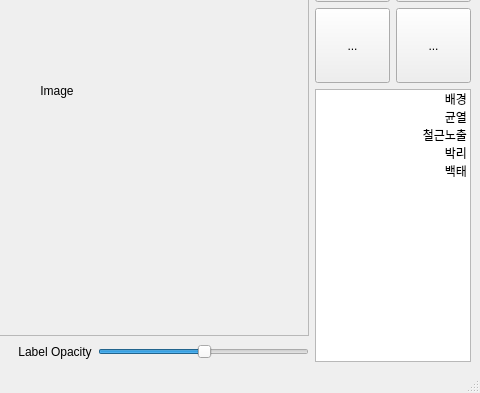
The window that ui_design/mainWindow.ui (HYOJAE15/autolabel) describes before a commit, drawn with Qt 5; both pictures show x 464 to 944 and y 182 to 575 of the 944 by 575 pixel window.
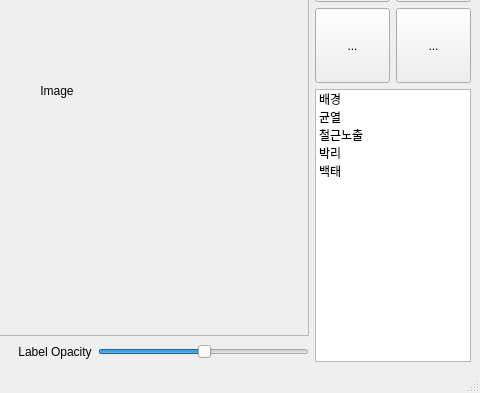
The same window after the commit. Icons and pictures are not drawn.

The edit to the form file:
```diff
--- a/ui_design/mainWindow.ui
+++ b/ui_design/mainWindow.ui
@@ -449,7 +449,7 @@
        </size>
       </property>
       <property name="layoutDirection">
-       <enum>Qt::RightToLeft</enum>
+       <enum>Qt::LeftToRight</enum>
       </property>
       <item>
        <property name="text">
```
Left out of the diff: 4 changed lines with no effect on the pictures.
